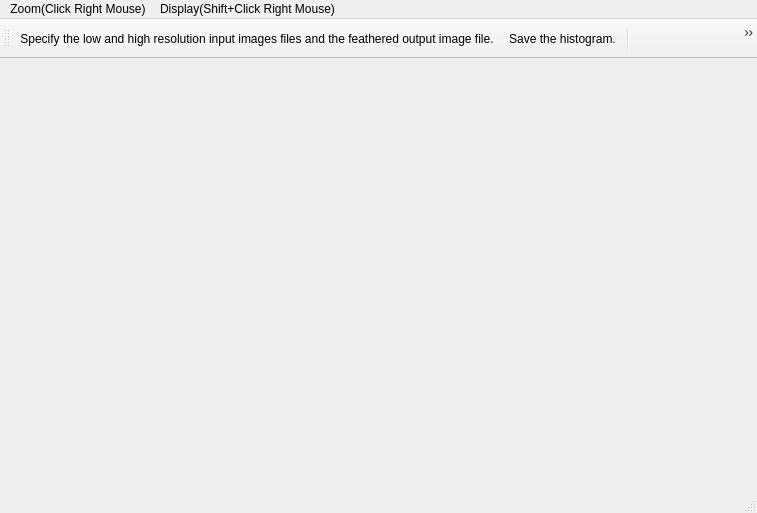
This is code/guitools/Histogram/HistogramMain.ui in radio-astro/casa as Qt 5 draws it before an edit. The edited form follows.
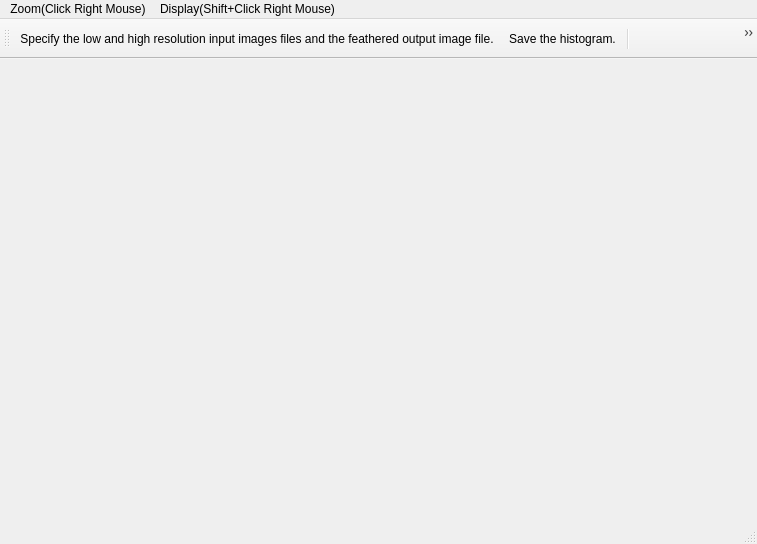
This is the edited form. Icons and pictures are not drawn.

What changed in the file:
```diff
--- a/code/guitools/Histogram/HistogramMain.ui
+++ b/code/guitools/Histogram/HistogramMain.ui
@@ -7,7 +7,7 @@
     <x>0</x>
     <y>0</y>
     <width>757</width>
-    <height>513</height>
+    <height>544</height>
    </rect>
   </property>
   <property name="windowTitle">
```
